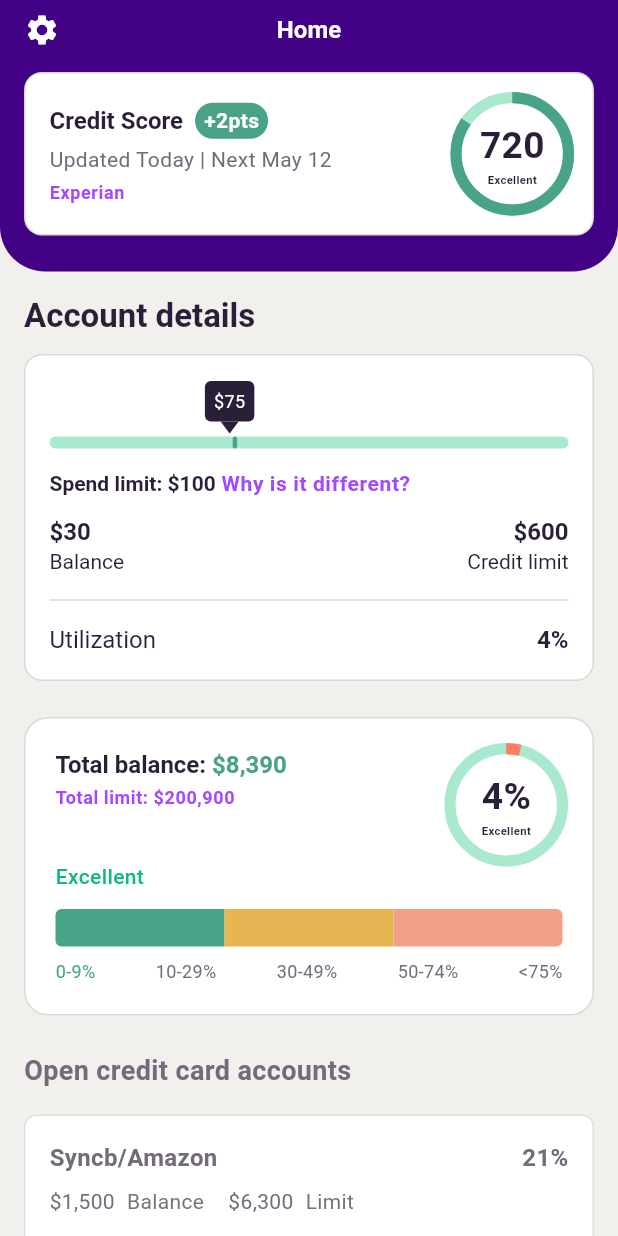
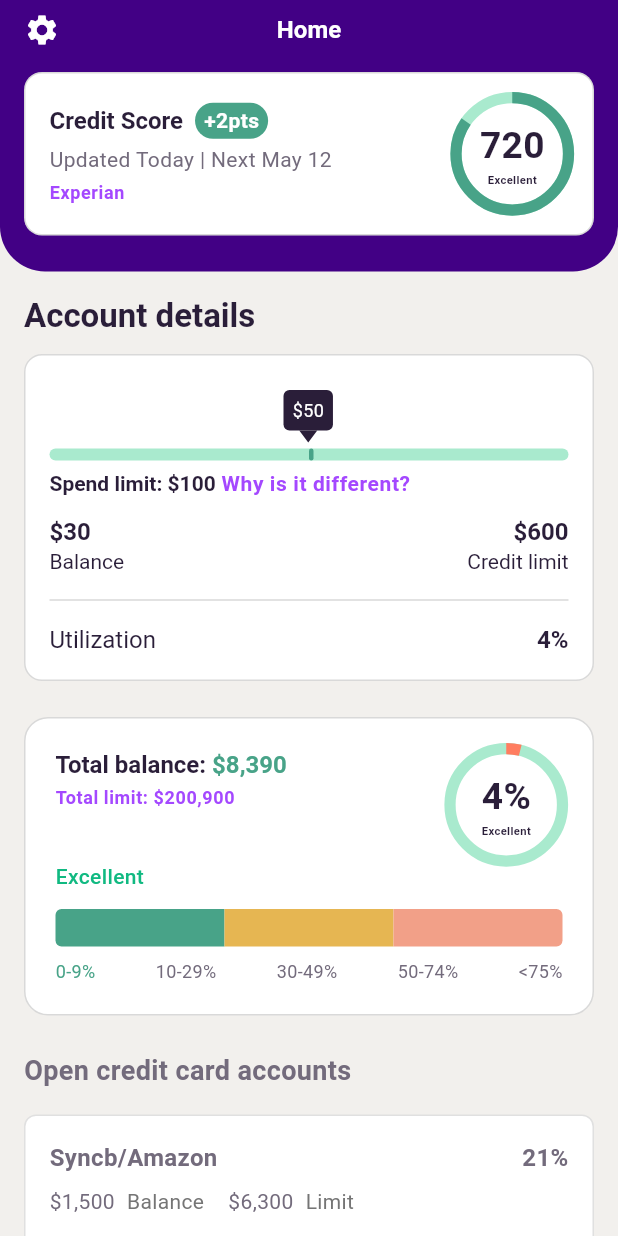
Before and after one commit to Tsames/ava_take_home, a Flutter app: the screen it shows after launch, scrolled down 576 dp, on a phone screen of 412 x 824 dp. Run offline on Flutter 3.47's test engine with Material 3 defaults, Android fonts, the phone set to English and light mode, and no system bars; our stand-ins replace fl_chart; Roboto replaces fonts that are missing (AtHauss).

Commit message:
Separated the animated slider into its own stateful widget. Also separated animated widgets into their own sub package.

```diff
--- a/lib/home_widgets/account_details.dart
+++ b/lib/home_widgets/account_details.dart
@@ -1,4 +1,5 @@
 import 'package:flutter/material.dart';
+import 'package:meet_ava_take_home/home_widgets/animated/animated_slider.dart';
 
 class AccountDetails extends StatelessWidget {
   const AccountDetails({super.key});
@@ -27,7 +28,7 @@ class AccountDetails extends StatelessWidget {
           child: Column(
             crossAxisAlignment: CrossAxisAlignment.center,
             children: [
-              _buildUtilizationSlider(context, 0.3),
+              SizedBox(height: 60, child: AnimatedUtilizationSlider(utilization: 50, total: 100, valueLabel: "\$")),
               Row(
                 mainAxisAlignment: MainAxisAlignment.spaceBetween,
                 children: [
@@ -36,15 +37,9 @@ class AccountDetails extends StatelessWidget {
                       children: [
                         TextSpan(
                           text: 'Spend limit: \$100',
-                          style: cardBodyText?.copyWith(
-                            fontSize: 14,
-                            fontWeight: FontWeight.w600,
-                          ),
+                          style: cardBodyText?.copyWith(fontSize: 14, fontWeight: FontWeight.w600),
                         ),
-                        TextSpan(
-                          text: " Why is it different?",
-                          style: cardBodyPinkText?.copyWith(fontSize: 14),
-                        ),
+                        TextSpan(text: " Why is it different?", style: cardBodyPinkText?.copyWith(fontSize: 14)),
                       ],
                     ),
                   ),
@@ -58,26 +53,14 @@ class AccountDetails extends StatelessWidget {
                     crossAxisAlignment: CrossAxisAlignment.start,
                     children: [
                       Text('\$30', style: cardBodyText),
-                      Text(
-                        'Balance',
-                        style: cardBodyText?.copyWith(
-                          fontWeight: FontWeight.w400,
-                          fontSize: 14,
-                        ),
-                      ),
+                      Text('Balance', style: cardBodyText?.copyWith(fontWeight: FontWeight.w400, fontSize: 14)),
                     ],
                   ),
                   Column(
                     crossAxisAlignment: CrossAxisAlignment.end,
                     children: [
                       Text('\$600', style: cardBodyText),
-                      Text(
-                        'Credit limit',
-                        style: cardBodyText?.copyWith(
-                          fontWeight: FontWeight.w400,
-                          fontSize: 14,
-                        ),
-                      ),
+                      Text('Credit limit', style: cardBodyText?.copyWith(fontWeight: FontWeight.w400, fontSize: 14)),
                     ],
                   ),
                 ],
@@ -86,10 +69,7 @@ class AccountDetails extends StatelessWidget {
               Row(
                 mainAxisAlignment: MainAxisAlignment.spaceBetween,
                 children: [
-                  Text(
-                    'Utilization',
-                    style: cardBodyText?.copyWith(fontWeight: FontWeight.w400),
-                  ),
+                  Text('Utilization', style: cardBodyText?.copyWith(fontWeight: FontWeight.w400)),
                   Text('4%', style: cardBodyText),
                 ],
               ),
@@ -99,103 +79,4 @@ class AccountDetails extends StatelessWidget {
       ],
     );
   }
-
-  Widget _buildUtilizationSlider(BuildContext context, double utilization) {
-    final value = (utilization * 100).toInt();
-
-    final progressBarBackground = Theme.of(
-      context,
-    ).colorScheme.tertiaryContainer;
-    final progressBarTick = Theme.of(context).colorScheme.tertiary;
-    final markerBackgroundColor = Theme.of(context).colorScheme.onPrimary;
-
-    return Container(
-      height: 60,
-      child: Stack(
-        children: [
-          // Progress bar background
-          Positioned(
-            bottom: 14,
-            left: 0,
-            right: 0,
-            child: Container(
-              height: 8,
-              decoration: BoxDecoration(
-                color: progressBarBackground,
-                borderRadius: BorderRadius.circular(4),
-              ),
-            ),
-          ),
-
-          // Narrow progress tick
-          Positioned(
-            bottom: 14,
-            left:
-                MediaQuery.of(context).size.width * utilization -
-                1.5, // Center the 3px wide tick
-            child: Container(
-              width: 3,
-              height: 8,
-              decoration: BoxDecoration(
-                color: progressBarTick,
-                borderRadius: BorderRadius.circular(1.5),
-              ),
-            ),
-          ),
-
-          // Marker with label
-          Positioned(
-            left: (MediaQuery.of(context).size.width * utilization) - 20,
-            bottom: 24,
-            child: Column(
-              mainAxisAlignment: MainAxisAlignment.end,
-              children: [
-                Container(
-                  padding: const EdgeInsets.symmetric(
-                    horizontal: 6,
-                    vertical: 5,
-                  ),
-                  decoration: BoxDecoration(
-                    color: markerBackgroundColor,
-                    borderRadius: BorderRadius.circular(4),
-                  ),
-                  child: Text(
-                    '\$75',
-                    style: const TextStyle(color: Colors.white, fontSize: 12),
-                  ),
-                ),
-
-                // Triangle pointer
-                CustomPaint(
-                  painter: TrianglePainter(),
-                  size: const Size(12, 8),
-                ),
-              ],
-            ),
-          ),
-        ],
-      ),
-    );
-  }
 }
-
-// Custom painter for triangle marker
-class TrianglePainter extends CustomPainter {
-  @override
-  void paint(Canvas canvas, Size size) {
-    final paint = Paint()
-      ..color = const Color(0xFF2A1E39)
-      ..style = PaintingStyle.fill;
-
-    final path = Path();
-    path.moveTo(size.width / 2, size.height); // Bottom center
-    path.lineTo(0, 0); // Top left
-    path.lineTo(size.width, 0); // Top right
-    path.close();
-
-    canvas.drawPath(path, paint);
-  }
-
-  @override
-  bool shouldRepaint(CustomPainter oldDelegate) => false;
-}
--- /dev/null
+++ b/lib/home_widgets/animated/animated_slider.dart
@@ -0,0 +1,143 @@
+import 'package:flutter/material.dart';
+
+class AnimatedUtilizationSlider extends StatefulWidget {
+  final int utilization;
+  final int total;
+  final String valueLabel;
+  final Duration duration;
+
+  const AnimatedUtilizationSlider({
+    super.key,
+    required this.utilization,
+    required this.total,
+    required this.valueLabel,
+    this.duration = const Duration(milliseconds: 3000),
+  });
+
+  @override
+  State<AnimatedUtilizationSlider> createState() => _AnimatedUtilizationSliderState();
+}
+
+class _AnimatedUtilizationSliderState extends State<AnimatedUtilizationSlider> with SingleTickerProviderStateMixin {
+  late AnimationController _controller;
+  late Animation<double> _animation;
+
+  @override
+  void initState() {
+    super.initState();
+    _controller = AnimationController(duration: widget.duration, vsync: this);
+    final initialValue = double.parse((widget.utilization / widget.total).toStringAsFixed(2));
+    _animation = Tween<double>(
+      begin: 0,
+      end: initialValue,
+    ).animate(CurvedAnimation(parent: _controller, curve: Curves.easeOut));
+    _controller.forward();
+  }
+
+  @override
+  void didUpdateWidget(AnimatedUtilizationSlider oldWidget) {
+    super.didUpdateWidget(oldWidget);
+    if (widget.utilization != oldWidget.utilization) {
+      final oldValue = double.parse((oldWidget.utilization / oldWidget.total).toStringAsFixed(2));
+      final newValue = double.parse((widget.utilization / widget.total).toStringAsFixed(2));
+      _animation = Tween<double>(
+        begin: oldValue,
+        end: newValue,
+      ).animate(CurvedAnimation(parent: _controller, curve: Curves.easeOut));
+      _controller
+        ..reset()
+        ..forward();
+    }
+  }
+
+  @override
+  void dispose() {
+    _controller.dispose();
+    super.dispose();
+  }
+
+  @override
+  Widget build(BuildContext context) {
+    final progressBarBackground = Theme.of(context).colorScheme.tertiaryContainer;
+    final progressBarTick = Theme.of(context).colorScheme.tertiary;
+    final markerBackgroundColor = Theme.of(context).colorScheme.onPrimary;
+
+    return LayoutBuilder(
+      builder: (context, constraints) {
+        final width = constraints.maxWidth;
+        final height = constraints.maxHeight;
+        return AnimatedBuilder(
+          animation: _animation,
+          builder: (context, child) {
+            return Stack(
+              children: [
+                // Progress bar background (static)
+                Positioned(
+                  bottom: height * 0.1,
+                  left: 0,
+                  right: 0,
+                  child: Container(
+                    height: 8,
+                    decoration: BoxDecoration(color: progressBarBackground, borderRadius: BorderRadius.circular(4)),
+                  ),
+                ),
+
+                // Narrow progress tick (animated)
+                Positioned(
+                  bottom: height * 0.1,
+                  left: (width * _animation.value),
+                  child: Container(
+                    width: 3,
+                    height: 8,
+                    decoration: BoxDecoration(color: progressBarTick, borderRadius: BorderRadius.circular(1.5)),
+                  ),
+                ),
+
+                // Marker with label (animated)
+                Positioned(
+                  bottom: height * 0.3,
+                  left: (width * _animation.value) - 17,
+                  child: Column(
+                    mainAxisAlignment: MainAxisAlignment.end,
+                    children: [
+                      Container(
+                        padding: const EdgeInsets.symmetric(horizontal: 6, vertical: 5),
+                        decoration: BoxDecoration(color: markerBackgroundColor, borderRadius: BorderRadius.circular(4)),
+                        child: Text(
+                          "${widget.valueLabel}${(_animation.value * widget.total).toInt()}",
+                          style: const TextStyle(color: Colors.white, fontSize: 12),
+                        ),
+                      ),
+                      // Triangle pointer
+                      CustomPaint(painter: TrianglePainter(), size: const Size(12, 8)),
+                    ],
+                  ),
+                ),
+              ],
+            );
+          },
+        );
+      },
+    );
+  }
+}
+
+class TrianglePainter extends CustomPainter {
+  @override
+  void paint(Canvas canvas, Size size) {
+    final paint = Paint()
+      ..color = const Color(0xFF2A1E39)
+      ..style = PaintingStyle.fill;
+
+    final path = Path();
+    path.moveTo(size.width / 2, size.height); // Bottom center
+    path.lineTo(0, 0); // Top left
+    path.lineTo(size.width, 0); // Top right
+    path.close();
+
+    canvas.drawPath(path, paint);
+  }
+
+  @override
+  bool shouldRepaint(CustomPainter oldDelegate) => false;
+}
```
Also changed, not shown: lib/home_widgets/credit_details.dart (+3 -9 lines), lib/home_widgets/credit_utilization.dart (+9 -33 lines), lib/home_widgets/animated/animated_dial.dart (renamed from lib/home_widgets/animated_dial.dart).
